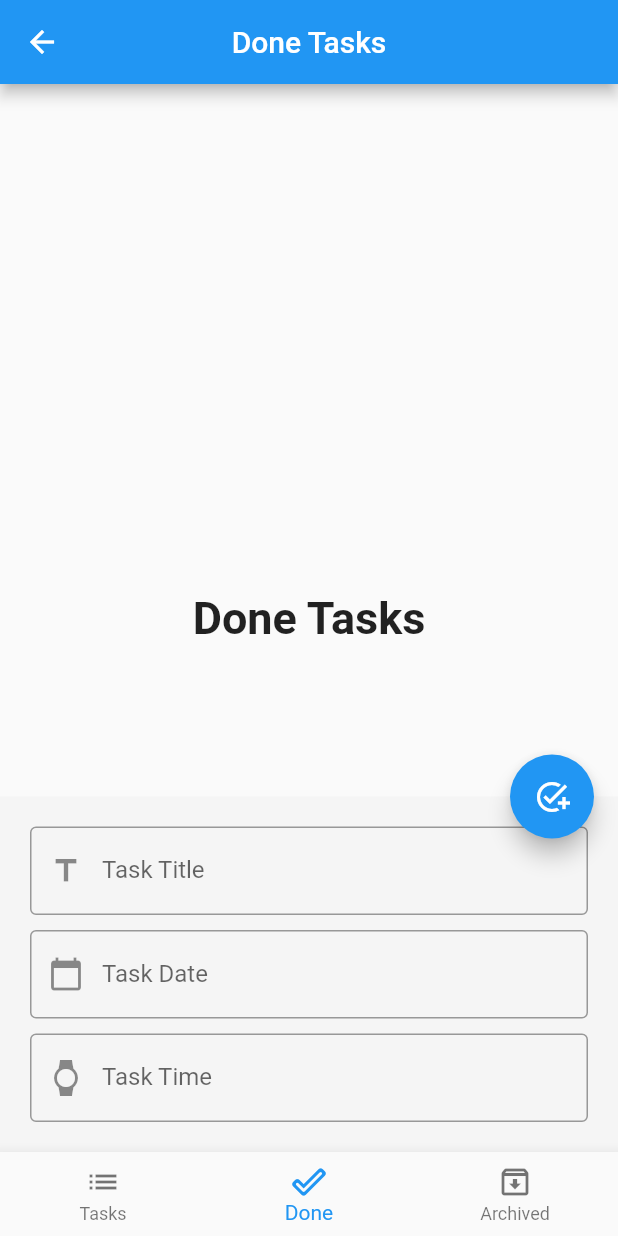
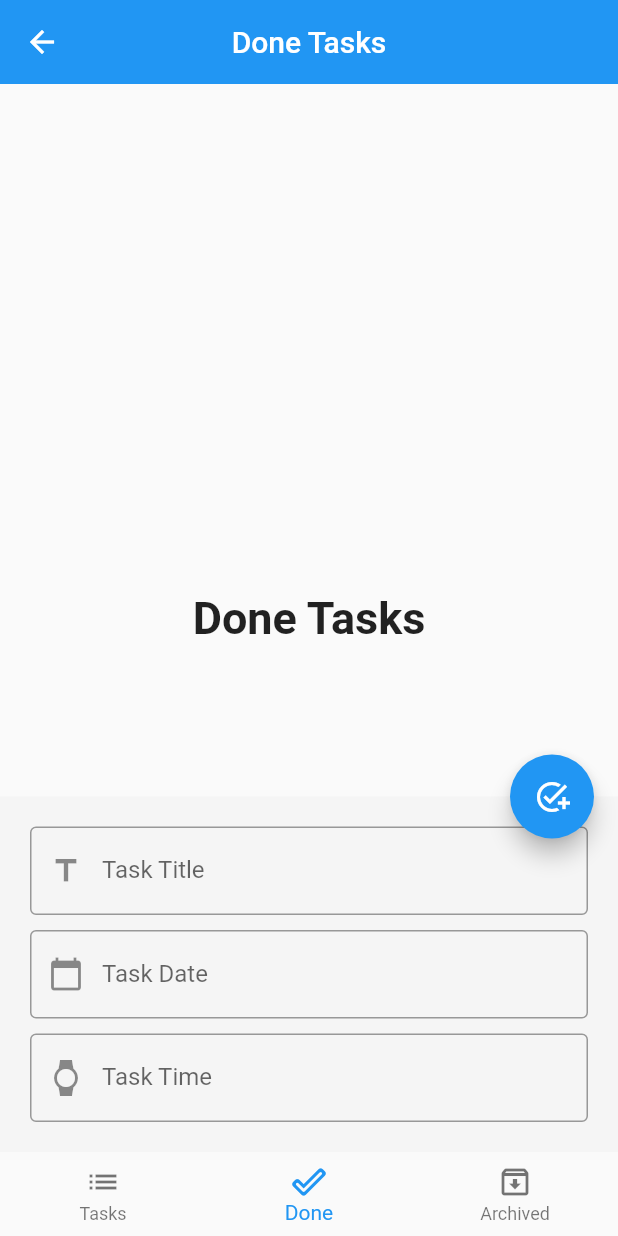
Before and after one commit to Omar99323/Tasks-app, a Flutter app: the screen it shows after launch, item 2 of the bottom bar chosen, after a tap on the "add" icon, on a phone screen of 412 x 824 dp. Run offline on Flutter 3.47's test engine with Material 2 defaults, Android fonts, the phone set to English and light mode, and no system bars; our stand-ins replace bloc, flutter_bloc, sqflite; accounts and stored records are empty.

```diff
--- a/lib/cubits/homepage_cubit/homepage_state.dart
+++ b/lib/cubits/homepage_cubit/homepage_state.dart
@@ -15,3 +15,5 @@ class GetAllRecordsLoading extends HomepageState {}
 class GetAllRecordsSuccess extends HomepageState {}
 
 class DeleteRecordState extends HomepageState {}
+
+class UpdateRecordState extends HomepageState {}
--- a/lib/screens/home/home_screens.dart
+++ b/lib/screens/home/home_screens.dart
@@ -12,7 +12,6 @@ class HomeScreens extends StatefulWidget {
 }
 
 class _HomeScreensState extends State<HomeScreens> {
-
   TextEditingController nameconroller = TextEditingController();
   TextEditingController dateconroller = TextEditingController();
   TextEditingController timeconroller = TextEditingController();
@@ -35,6 +34,7 @@ class _HomeScreensState extends State<HomeScreens> {
             return Scaffold(
               key: scaffoldkey,
               appBar: AppBar(
+                elevation: 0,
                 title: Text(cubt.titles[cubt.currentindex]),
                 centerTitle: true,
               ),
@@ -50,9 +50,9 @@ class _HomeScreensState extends State<HomeScreens> {
                     if (formkey.currentState!.validate()) {
                       cubt
                           .insertIntoDatabase(
-                        nameconroller.text,
-                        dateconroller.text,
-                        timeconroller.text,
+                        title: nameconroller.text,
+                        date: dateconroller.text,
+                        time: timeconroller.text,
                       )
                           .then((value) {
                         nameconroller.clear();
@@ -78,6 +78,7 @@ class _HomeScreensState extends State<HomeScreens> {
                 },
               ),
               bottomNavigationBar: BottomNavigationBar(
+                elevation: 0,
                 currentIndex: cubt.currentindex,
                 type: BottomNavigationBarType.fixed,
                 onTap: (value) {
--- a/lib/widgets/custom_model_sheet.dart
+++ b/lib/widgets/custom_model_sheet.dart
@@ -59,7 +59,7 @@ class CustomBottomSheet extends StatelessWidget {
                   context: context,
                   initialDate: DateTime.now(),
                   firstDate: DateTime.now(),
-                  lastDate: DateTime.parse('30-12-2035'),
+                  lastDate: DateTime.parse('2035-12-30'),
                 ).then((value) => dateconroller.text = f.format(value!));
               },
             ),
```
Also changed, not shown: lib/cubits/homepage_cubit/homepage_cubit.dart (+19 -5 lines), lib/widgets/custom_task_view.dart (+44 -8 lines).
